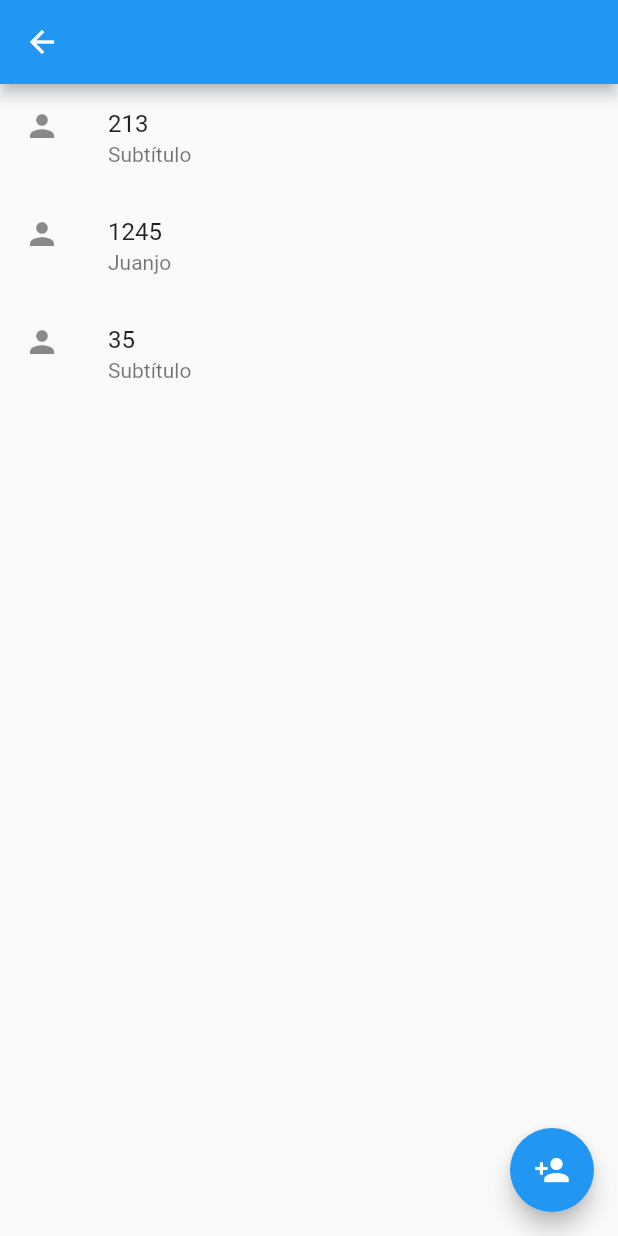
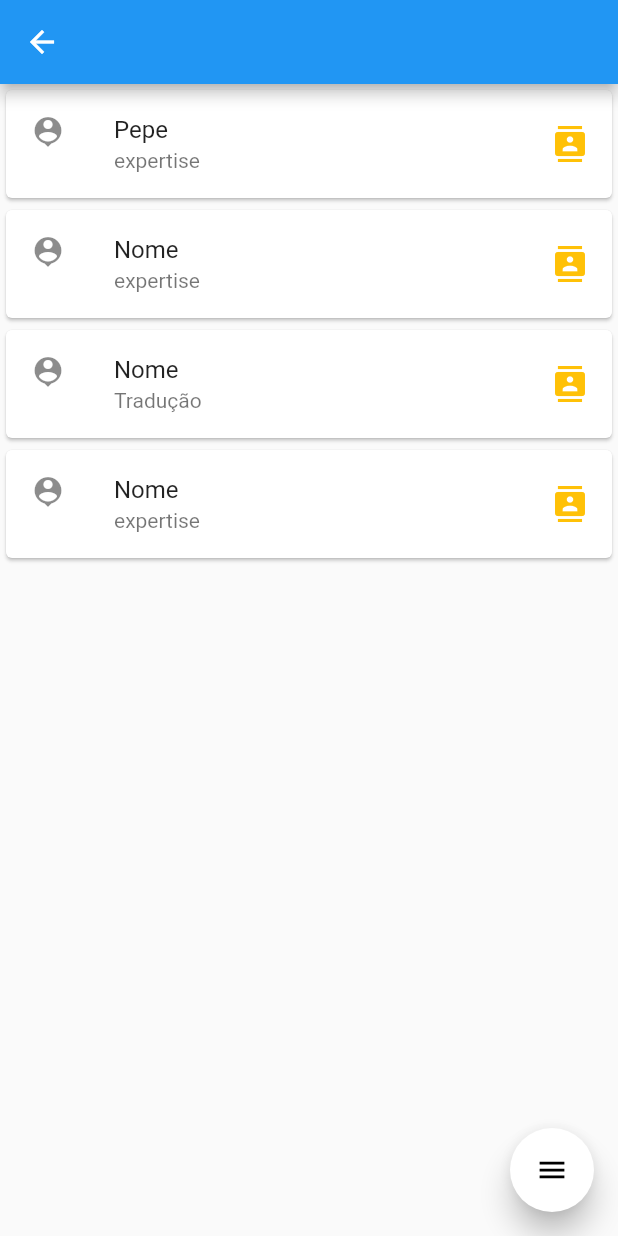
Before and after one commit to dancuervo/flutter-testing, a Flutter app: the MyContacts screen opened directly, on a phone screen of 412 x 824 dp. Run offline on Flutter 3.47's test engine with Material 2 defaults, Android fonts, the phone set to English and light mode, and no system bars; drawn by our look-alikes of flutter_speed_dial.

Commit message:
mock contat list lista

```diff
--- a/lib/ViewContacts.dart
+++ b/lib/ViewContacts.dart
@@ -1,9 +1,10 @@
 import 'package:flutter/material.dart';
+import 'package:flutter_speed_dial/flutter_speed_dial.dart';
 
 class Contact{
   //id is a unique number created with new contact
-  String id, name, surname, email, mobile, image;
-  Contact( this.id ,[ this.name, this.surname, this.email, this.mobile, this.image ]);
+  String id, name, surname, email, mobile, image, expertise;
+  Contact({this.id, this.name, this.surname, this.email, this.mobile, this.image, this.expertise});
 }
 
 class MyContacts extends StatefulWidget {
@@ -13,34 +14,88 @@ class MyContacts extends StatefulWidget {
 
 class _MyContactsState extends State<MyContacts> {
   List<Contact> contacts;
-
+  int index = 0;
   void initState(){
     contacts = [
-      Contact('213'),
-      Contact('1245', 'Juanjo'),
-      Contact('35'),
+      Contact(id: '345', name: 'Pepe', mobile: '332335444'),
+      Contact(id:'216'),
+      Contact(id:'1245', expertise: 'Tradução'),
+      Contact(id:'35'),
     ];
     super.initState();
   }
   @override
   Widget build(BuildContext context) {
-    int index = contacts.length;
+
+
     return Scaffold(
         appBar: AppBar(),
         body: ListView.builder(
           itemCount: contacts.length,
           itemBuilder: (context, index){
-            return ListTile(
-              title: Text(contacts[index].id),
-              subtitle: Text(contacts[index].name != null ? contacts[index].name : 'Subtítulo'),
-              leading: Icon(Icons.person),
+            return Card(
+              child: InkWell(
+                splashColor: Colors.blue,
+                onLongPress: ()=>{},
+                child: ListTile(
+                    title: Text(contacts[index].name != null ? contacts[index].name : 'Nome'),
+                    subtitle: Text(contacts[index].expertise != null ? contacts[index].expertise : 'expertise'),
+                    leading: Icon(Icons.person_pin),
+                  trailing: Icon(Icons.contacts, color: Colors.amber,),
+                  ),
+              ),
             );
           },
         ),
-      floatingActionButton: FloatingActionButton(
-          child: Icon(Icons.person_add),
-          onPressed: null
-      ),
+      floatingActionButton: SpeedDial(
+      // both default to 16
+      marginRight: 18,
+      marginBottom: 20,
+      animatedIcon: AnimatedIcons.menu_close,
+      animatedIconTheme: IconThemeData(size: 22.0),
+      // this is ignored if animatedIcon is non null
+      // child: Icon(Icons.add),
+      visible: true, //_dialVisible true exhibe el boton dial
+      // If true user is forced to close dial manually
+      // by tapping main button and overlay is not rendered.
+      closeManually: false,
+      curve: Curves.bounceIn,
+      overlayColor: Colors.black,
+      overlayOpacity: 0.5,
+      onOpen: () => print('OPENING DIAL'),
+      onClose: () => print('DIAL CLOSED'),
+      tooltip: 'Speed Dial',
+      heroTag: 'speed-dial-hero-tag',
+      backgroundColor: Colors.white,
+      foregroundColor: Colors.black,
+      elevation: 8.0,
+      shape: CircleBorder(),
+      children: [
+        SpeedDialChild(
+            child: Icon(Icons.person_add),
+            backgroundColor: Colors.redAccent,
+            label: 'Criar novo Contato',
+            labelStyle: TextStyle(fontSize: 18.0),
+            onTap: () => print('FIRST CHILD')
+        ),
+        SpeedDialChild(
+          child: Icon(Icons.get_app),
+          backgroundColor: Colors.blue,
+          label: 'Importar',
+          labelStyle: TextStyle(fontSize: 18.0),
+          onTap: () => print('SECOND CHILD'),
+        ),
+        SpeedDialChild(
+          child: Icon(Icons.autorenew),
+          backgroundColor: Colors.green,
+          label: 'Update',
+          labelStyle: TextStyle(fontSize: 18.0),
+          onTap: () => print('THIRD CHILD'),
+        ),
+      ],
+    ),
     );
   }
 }
+//Speed Dial
+//https://pub.dev/packages/flutter_speed_dial#-installing-tab-
--- a/pubspec.yaml
+++ b/pubspec.yaml
@@ -24,6 +24,7 @@ dependencies:
   flutter:
     sdk: flutter
   fluttertoast: ^4.0.0
+  flutter_speed_dial: ^1.2.5
 
 
   # The following adds the Cupertino Icons font to your application.
```
Also changed, not shown: lib/ViewToDo.dart (+57 -2 lines), pubspec.lock.
